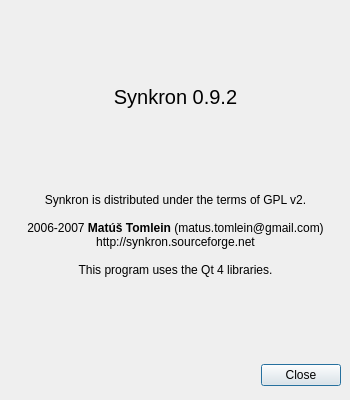
First picture: the form in about.ui, repository henrik-w/Synkron, before the edit.
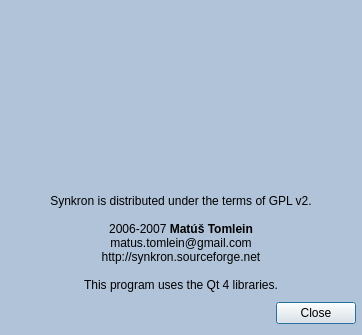
Second picture: the form after the edit. Icons and pictures are not drawn.

Diff of the .ui file:
```diff
--- a/about.ui
+++ b/about.ui
@@ -5,120 +5,140 @@
    <rect>
     <x>0</x>
     <y>0</y>
-    <width>350</width>
-    <height>400</height>
+    <width>362</width>
+    <height>335</height>
    </rect>
   </property>
   <property name="minimumSize" >
    <size>
-    <width>350</width>
-    <height>400</height>
+    <width>362</width>
+    <height>335</height>
    </size>
   </property>
   <property name="maximumSize" >
    <size>
-    <width>350</width>
-    <height>400</height>
+    <width>362</width>
+    <height>335</height>
    </size>
   </property>
-  <property name="windowTitle" >
-   <string>About Synkron</string>
-  </property>
-  <property name="windowIcon" >
-   <iconset resource="resources.qrc" >:/new/prefix1/images/Synkron128.png</iconset>
-  </property>
-  <widget class="QWidget" name="gridLayout" >
-   <property name="geometry" >
-    <rect>
-     <x>0</x>
-     <y>0</y>
-     <width>351</width>
-     <height>401</height>
-    </rect>
-   </property>
-   <layout class="QGridLayout" >
-    <property name="margin" >
-     <number>10</number>
-    </property>
-    <property name="spacing" >
-     <number>6</number>
-    </property>
-    <item row="4" column="0" >
-     <widget class="QLabel" name="label" >
       <property name="palette" >
        <palette>
         <active>
-         <colorrole role="Text" >
+     <colorrole role="Base" >
           <brush brushstyle="SolidPattern" >
            <color alpha="255" >
             <red>255</red>
-            <green>0</green>
-            <blue>0</blue>
+        <green>255</green>
+        <blue>255</blue>
+       </color>
+      </brush>
+     </colorrole>
+     <colorrole role="Window" >
+      <brush brushstyle="SolidPattern" >
+       <color alpha="255" >
+        <red>177</red>
+        <green>195</green>
+        <blue>217</blue>
            </color>
           </brush>
          </colorrole>
         </active>
         <inactive>
-         <colorrole role="Text" >
+     <colorrole role="Base" >
           <brush brushstyle="SolidPattern" >
            <color alpha="255" >
             <red>255</red>
-            <green>0</green>
-            <blue>0</blue>
+        <green>255</green>
+        <blue>255</blue>
+       </color>
+      </brush>
+     </colorrole>
+     <colorrole role="Window" >
+      <brush brushstyle="SolidPattern" >
+       <color alpha="255" >
+        <red>177</red>
+        <green>195</green>
+        <blue>217</blue>
            </color>
           </brush>
          </colorrole>
         </inactive>
         <disabled>
-         <colorrole role="Text" >
+     <colorrole role="Base" >
           <brush brushstyle="SolidPattern" >
            <color alpha="255" >
-            <red>118</red>
-            <green>116</green>
-            <blue>108</blue>
+        <red>177</red>
+        <green>195</green>
+        <blue>217</blue>
+       </color>
+      </brush>
+     </colorrole>
+     <colorrole role="Window" >
+      <brush brushstyle="SolidPattern" >
+       <color alpha="255" >
+        <red>177</red>
+        <green>195</green>
+        <blue>217</blue>
            </color>
           </brush>
          </colorrole>
         </disabled>
        </palette>
       </property>
-      <property name="font" >
-       <font>
-        <family>MS Shell Dlg 2</family>
-        <pointsize>15</pointsize>
-        <weight>50</weight>
-        <italic>false</italic>
-        <bold>false</bold>
-        <underline>false</underline>
-        <strikeout>false</strikeout>
-       </font>
-      </property>
-      <property name="text" >
-       <string>Synkron 0.9.2</string>
-      </property>
-      <property name="alignment" >
-       <set>Qt::AlignCenter</set>
-      </property>
-     </widget>
-    </item>
-    <item row="0" column="0" >
-     <widget class="QLabel" name="label_4" >
+  <property name="windowTitle" >
+   <string>About Synkron</string>
+  </property>
+  <property name="windowIcon" >
+   <iconset resource="resources.qrc" >:/new/prefix1/images/Synkron128.png</iconset>
+  </property>
+  <layout class="QVBoxLayout" >
+   <property name="spacing" >
+    <number>6</number>
+   </property>
+   <property name="leftMargin" >
+    <number>6</number>
+   </property>
+   <property name="topMargin" >
+    <number>6</number>
+   </property>
+   <property name="rightMargin" >
+    <number>6</number>
+   </property>
+   <property name="bottomMargin" >
+    <number>6</number>
+   </property>
+   <item>
+    <widget class="QLabel" name="label_6" >
       <property name="pixmap" >
-       <pixmap/>
-      </property>
+      <pixmap resource="resources.qrc" >:/new/prefix1/images/Synkron-about.png</pixmap>
+     </property>
+    </widget>
+   </item>
+   <item>
+    <widget class="QLabel" name="ver_label" >
       <property name="alignment" >
        <set>Qt::AlignCenter</set>
       </property>
      </widget>
     </item>
-    <item row="8" column="0" >
+   <item>
+    <widget class="QLabel" name="label_3" >
+     <property name="acceptDrops" >
+      <bool>false</bool>
+     </property>
+     <property name="text" >
+      <string>Synkron is distributed under the terms of GPL v2.&lt;br>&lt;br>2006-2007 &lt;b>Matúš Tomlein&lt;/b>&lt;br>matus.tomlein@gmail.com&lt;br>http://synkron.sourceforge.net&lt;br>&lt;br>This program uses the Qt 4 libraries.</string>
+     </property>
+     <property name="alignment" >
+      <set>Qt::AlignCenter</set>
+     </property>
+    </widget>
+   </item>
+   <item>
      <layout class="QHBoxLayout" >
-      <property name="margin" >
+     <property name="spacing" >
        <number>0</number>
       </property>
-      <property name="spacing" >
-       <number>6</number>
-      </property>
       <item>
        <spacer>
         <property name="orientation" >
@@ -141,89 +161,7 @@
       </item>
      </layout>
     </item>
-    <item row="7" column="0" >
-     <spacer>
-      <property name="orientation" >
-       <enum>Qt::Vertical</enum>
-      </property>
-      <property name="sizeHint" >
-       <size>
-        <width>20</width>
-        <height>40</height>
-       </size>
-      </property>
-     </spacer>
-    </item>
-    <item row="5" column="0" >
-     <spacer>
-      <property name="orientation" >
-       <enum>Qt::Vertical</enum>
-      </property>
-      <property name="sizeHint" >
-       <size>
-        <width>20</width>
-        <height>40</height>
-       </size>
-      </property>
-     </spacer>
-    </item>
-    <item row="2" column="0" >
-     <widget class="QLabel" name="label_5" >
-      <property name="text" >
-       <string/>
-      </property>
-      <property name="pixmap" >
-       <pixmap/>
-      </property>
-      <property name="alignment" >
-       <set>Qt::AlignCenter</set>
-      </property>
-     </widget>
-    </item>
-    <item row="6" column="0" >
-     <widget class="QLabel" name="label_3" >
-      <property name="acceptDrops" >
-       <bool>false</bool>
-      </property>
-      <property name="text" >
-       <string>Synkron is distributed under the terms of GPL v2.&lt;br>&lt;br>2006-2007 &lt;b>Matúš Tomlein&lt;/b> (matus.tomlein@gmail.com)&lt;br>http://synkron.sourceforge.net&lt;br>&lt;br>This program uses the Qt 4 libraries.</string>
-      </property>
-      <property name="alignment" >
-       <set>Qt::AlignCenter</set>
-      </property>
-     </widget>
-    </item>
-    <item row="3" column="0" >
-     <spacer>
-      <property name="orientation" >
-       <enum>Qt::Vertical</enum>
-      </property>
-      <property name="sizeType" >
-       <enum>QSizePolicy::Fixed</enum>
-      </property>
-      <property name="sizeHint" >
-       <size>
-        <width>20</width>
-        <height>15</height>
-       </size>
-      </property>
-     </spacer>
-    </item>
-    <item row="1" column="0" >
-     <widget class="QLabel" name="label_2" >
-      <property name="text" >
-       <string/>
-      </property>
-      <property name="pixmap" >
-       <pixmap resource="resources.qrc" >:/new/prefix1/images/Synkron128.png</pixmap>
-      </property>
-      <property name="alignment" >
-       <set>Qt::AlignCenter</set>
-      </property>
-     </widget>
-    </item>
-   </layout>
-  </widget>
+  </layout>
  </widget>
  <resources>
   <include location="resources.qrc" />
```
Left out of the diff: 14 changed lines with no effect on the pictures. Lines whose indentation alone changed are shown as unchanged.
